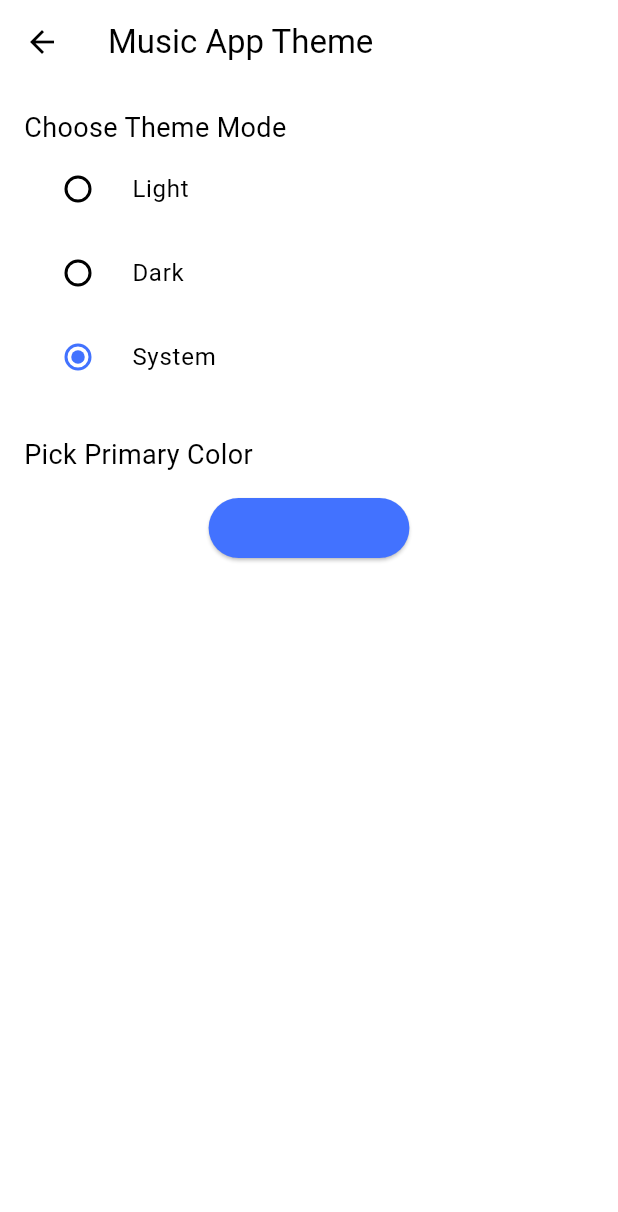
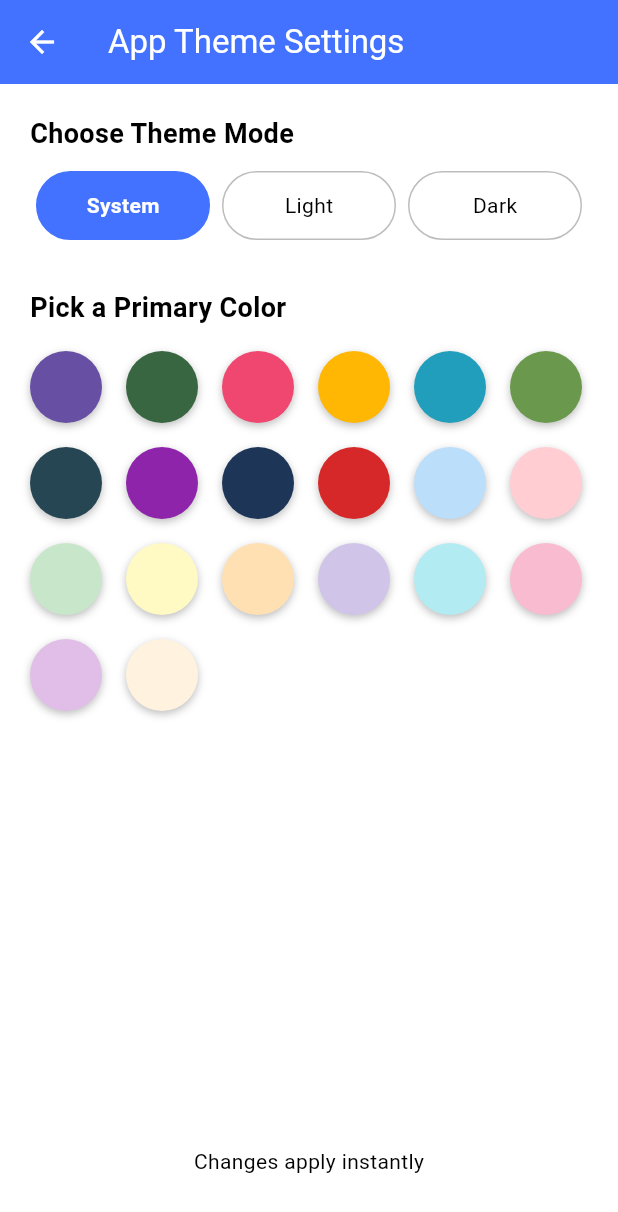
Before and after one commit to kanzariyahardik7/audio_app, a Flutter app: the screen it shows after launch, after a tap on the "color lens" icon, on a phone screen of 412 x 824 dp. Shown: the top 1212 px of the screen. Run offline on Flutter 3.47's test engine with Material 3 defaults, Android fonts, the phone set to English and light mode, and no system bars; our stand-ins replace cached_network_image, fluttertoast, just_audio, permission_handler, shared_preferences.

Commit message:
color selector ui changes

```diff
--- a/lib/view/splash/splash.dart
+++ b/lib/view/splash/splash.dart
@@ -46,13 +46,15 @@ class _SplashScreenState extends State<SplashScreen>
 
   @override
   Widget build(BuildContext context) {
+    final colorScheme = Theme.of(context).colorScheme;
+
     return Scaffold(
       body: Container(
         width: double.infinity,
         height: double.infinity,
-        decoration: const BoxDecoration(
+        decoration: BoxDecoration(
           gradient: LinearGradient(
-            colors: [Color(0xFF2C5364), Color(0xFF0F2027)],
+            colors: [colorScheme.primaryContainer, colorScheme.primary],
             begin: Alignment.topCenter,
             end: Alignment.bottomCenter,
           ),
@@ -60,26 +62,35 @@ class _SplashScreenState extends State<SplashScreen>
         child: SafeArea(
           child: FadeTransition(
             opacity: _fadeAnimation,
+            child: Center(
               child: Column(
-              mainAxisAlignment: MainAxisAlignment.center,
-              children: const [
-                Icon(Icons.music_note, size: 100, color: Colors.white),
-                SizedBox(height: 20),
+                mainAxisSize: MainAxisSize.min,
+                children: [
+                  Icon(
+                    Icons.music_note,
+                    size: 100,
+                    color: colorScheme.onPrimary,
+                  ),
+                  const SizedBox(height: 20),
                   Text(
                     'My Audio App',
                     style: TextStyle(
-                    color: Colors.white,
+                      color: colorScheme.onPrimary,
                       fontSize: 26,
                       fontWeight: FontWeight.bold,
                       letterSpacing: 1.2,
                     ),
                   ),
-                SizedBox(height: 10),
+                  const SizedBox(height: 10),
                   Text(
                     'Feel the music',
-                  style: TextStyle(color: Colors.white70, fontSize: 14),
+                    style: TextStyle(
+                      color: colorScheme.onPrimary.withOpacity(0.7),
+                      fontSize: 14,
+                    ),
                   ),
                 ],
+              ),
             ),
           ),
         ),
--- a/lib/view/theme_selector/theme_selector.dart
+++ b/lib/view/theme_selector/theme_selector.dart
@@ -1,92 +1,151 @@
 import 'package:flutter/material.dart';
-import 'package:flutter_colorpicker/flutter_colorpicker.dart';
 import 'package:my_audio_app/view_model/theme_provider.dart';
 import 'package:provider/provider.dart';
 
 class ThemeSelector extends StatelessWidget {
   const ThemeSelector({super.key});
 
+  final List<Color> colorOptions = const [
+    Color(0xFF6750A4),
+    Color(0xFF386641),
+    Color(0xFFEF476F),
+    Color(0xFFFFB703),
+    Color(0xFF219EBC),
+    Color(0xFF6A994E),
+    Color(0xFF264653),
+    Color(0xFF8E24AA),
+    Color(0xFF1D3557),
+    Color(0xFFD62828),
+    Color(0xFFBBDEFB), // Light Blue
+    Color(0xFFFFCDD2), // Light Red/Pink
+    Color(0xFFC8E6C9), // Light Green
+    Color(0xFFFFF9C4), // Light Yellow
+    Color(0xFFFFE0B2), // Light Orange
+    Color(0xFFD1C4E9), // Lavender
+    Color(0xFFB2EBF2), // Cyan
+    Color(0xFFF8BBD0), // Rose
+    Color(0xFFE1BEE7), // Soft Purple
+    Color(0xFFFFF3E0), // Cream
+  ];
+
   @override
   Widget build(BuildContext context) {
     final themeProvider = Provider.of<ThemeProvider>(context);
-    final currentMode = themeProvider.themeMode;
+    final selectedColor = themeProvider.primaryColor;
+    final selectedMode = themeProvider.themeMode;
 
     return Scaffold(
-      appBar: AppBar(title: const Text('Music App Theme')),
-      body: ListView(
-        padding: const EdgeInsets.all(16),
+      appBar: AppBar(
+        title: const Text('App Theme Settings'),
+        backgroundColor: Theme.of(context).colorScheme.primary,
+        foregroundColor: Theme.of(context).colorScheme.onPrimary,
+      ),
+      body: Padding(
+        padding: const EdgeInsets.all(20),
+        child: Column(
+          crossAxisAlignment: CrossAxisAlignment.start,
           children: [
-          const Text("Choose Theme Mode", style: TextStyle(fontSize: 18)),
-          RadioListTile<ThemeMode>(
-            title: const Text('Light'),
-            value: ThemeMode.light,
-            groupValue: currentMode,
-            onChanged: (value) {
-              themeProvider.setTheme(value!);
-            },
+            const Text(
+              'Choose Theme Mode',
+              style: TextStyle(fontSize: 18, fontWeight: FontWeight.w600),
             ),
-          RadioListTile<ThemeMode>(
-            title: const Text('Dark'),
-            value: ThemeMode.dark,
-            groupValue: currentMode,
-            onChanged: (value) {
-              themeProvider.setTheme(value!);
-            },
+            const SizedBox(height: 12),
+
+            // Custom Segmented Button UI
+            Row(
+              children: ThemeMode.values.map((mode) {
+                final isSelected = mode == selectedMode;
+                return Expanded(
+                  child: GestureDetector(
+                    onTap: () => themeProvider.setTheme(mode),
+                    child: AnimatedContainer(
+                      duration: const Duration(milliseconds: 200),
+                      margin: const EdgeInsets.symmetric(horizontal: 4),
+                      padding: const EdgeInsets.symmetric(vertical: 12),
+                      decoration: BoxDecoration(
+                        color: isSelected
+                            ? Theme.of(context).colorScheme.primary
+                            : Theme.of(context).colorScheme.surfaceVariant,
+                        borderRadius: BorderRadius.circular(30),
+                        border: Border.all(
+                          color: isSelected
+                              ? Theme.of(context).colorScheme.primary
+                              : Colors.grey.shade400,
                         ),
-          RadioListTile<ThemeMode>(
-            title: const Text('System'),
-            value: ThemeMode.system,
-            groupValue: currentMode,
-            onChanged: (value) {
-              themeProvider.setTheme(value!);
-            },
                       ),
-          const SizedBox(height: 24),
-          const Text("Pick Primary Color", style: TextStyle(fontSize: 18)),
-          const SizedBox(height: 12),
-          Center(
-            child: ElevatedButton(
-              style: ElevatedButton.styleFrom(
-                backgroundColor: themeProvider.primaryColor,
+                      child: Center(
+                        child: Text(
+                          mode.name[0].toUpperCase() + mode.name.substring(1),
+                          style: TextStyle(
+                            color: isSelected
+                                ? Theme.of(context).colorScheme.onPrimary
+                                : Theme.of(context).colorScheme.onSurface,
+                            fontWeight: isSelected
+                                ? FontWeight.bold
+                                : FontWeight.normal,
                           ),
-              onPressed: () {
-                _showColorPicker(context, themeProvider);
-              },
-              child: const Text("Choose Color"),
                         ),
+                      ),
+                    ),
+                  ),
+                );
+              }).toList(),
+            ),
+
+            const SizedBox(height: 32),
+
+            const Text(
+              'Pick a Primary Color',
+              style: TextStyle(fontSize: 18, fontWeight: FontWeight.w600),
+            ),
+            const SizedBox(height: 16),
+
+            // Custom Color Bubbles
+            Wrap(
+              spacing: 16,
+              runSpacing: 16,
+              children: colorOptions.map((color) {
+                final isSelected = color.value == selectedColor.value;
+                return GestureDetector(
+                  onTap: () => themeProvider.setPrimaryColor(color),
+                  child: Container(
+                    width: 48,
+                    height: 48,
+                    decoration: BoxDecoration(
+                      color: color,
+                      shape: BoxShape.circle,
+                      border: isSelected
+                          ? Border.all(
+                              color: Theme.of(context).colorScheme.onPrimary,
+                              width: 3,
+                            )
+                          : null,
+                      boxShadow: [
+                        BoxShadow(
+                          color: Colors.black26,
+                          blurRadius: 4,
+                          offset: Offset(0, 2),
                         ),
                       ],
                     ),
+                    child: isSelected
+                        ? const Icon(Icons.check, color: Colors.white)
+                        : null,
+                  ),
                 );
-  }
+              }).toList(),
+            ),
 
-  void _showColorPicker(BuildContext context, ThemeProvider themeProvider) {
-    Color pickerColor = themeProvider.primaryColor;
-
-    showDialog(
-      context: context,
-      builder: (_) => AlertDialog(
-        title: const Text("Select Color"),
-        content: SingleChildScrollView(
-          child: ColorPicker(
-            pickerColor: pickerColor,
-            onColorChanged: (color) {
-              pickerColor = color;
-            },
-            enableAlpha: false,
-            labelTypes: const [ColorLabelType.rgb],
-            pickerAreaHeightPercent: 0.8,
+            const Spacer(),
+            Center(
+              child: Text(
+                'Changes apply instantly',
+                style: TextStyle(color: Theme.of(context).colorScheme.outline),
               ),
             ),
-        actions: [
-          TextButton(
-            onPressed: () {
-              themeProvider.setPrimaryColor(pickerColor);
-              Navigator.of(context).pop();
-            },
-            child: const Text("Apply"),
+            const SizedBox(height: 20),
+          ],
         ),
-        ],
       ),
     );
   }
```
Lines whose indentation alone changed are shown as unchanged.
